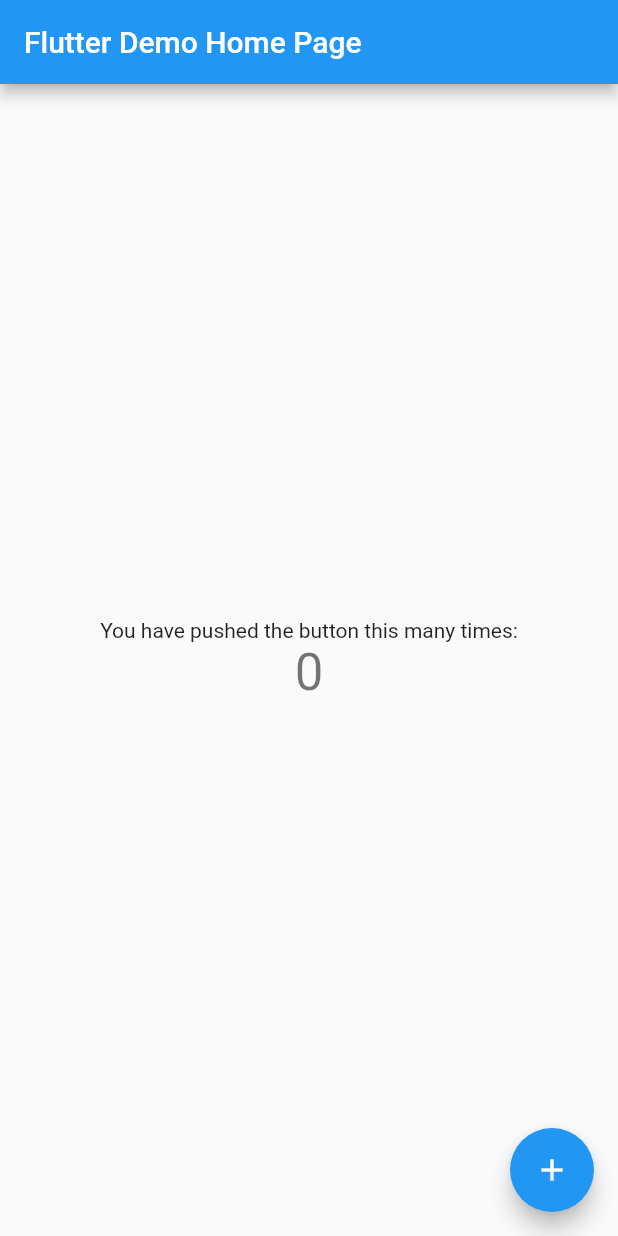
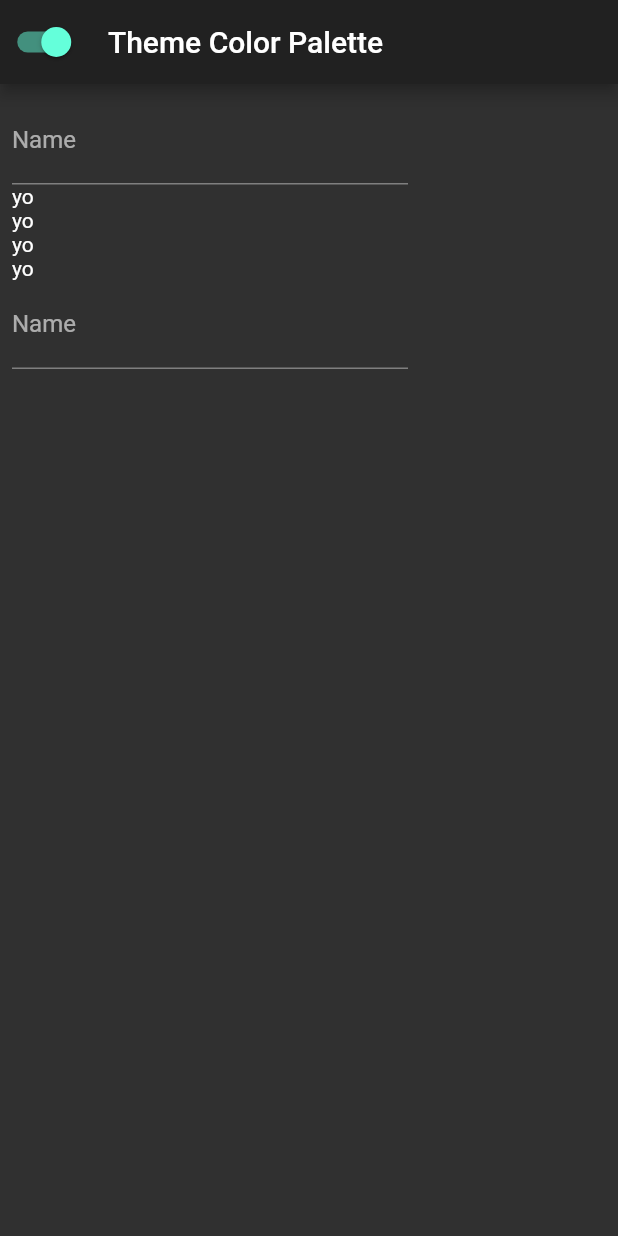
Before and after one commit to ValentinVignal/theme_color_palette_app, a Flutter app: the screen it shows after launch, on a phone screen of 412 x 824 dp. Run offline on Flutter 3.47's test engine with Material 2 defaults, Android fonts, the light colour scheme and no system bars.

```diff
--- a/lib/main.dart
+++ b/lib/main.dart
@@ -1,113 +1,115 @@
 import 'package:flutter/material.dart';
+import 'package:provider/provider.dart';
 
 void main() {
-  runApp(MyApp());
+  runApp(ColorPaletteApp());
 }
 
-class MyApp extends StatelessWidget {
+enum Themes { light, dark }
+
+final lightTheme = ThemeData.light();
+final darkTheme = ThemeData.dark();
+
+extension ThemesExtension on Themes {
+  ThemeData get theme {
+    switch (this) {
+      case Themes.light:
+        return lightTheme;
+      case Themes.dark:
+        return darkTheme;
+    }
+  }
+}
+
+class ThemeNotifier extends ValueNotifier<ThemeMode> {
+  ThemeNotifier() : super(ThemeMode.dark);
+}
+
+class ColorPaletteApp extends StatelessWidget {
   // This widget is the root of your application.
+
   @override
   Widget build(BuildContext context) {
-    return MaterialApp(
-      title: 'Flutter Demo',
-      theme: ThemeData(
-        // This is the theme of your application.
-        //
-        // Try running your application with "flutter run". You'll see the
-        // application has a blue toolbar. Then, without quitting the app, try
-        // changing the primarySwatch below to Colors.green and then invoke
-        // "hot reload" (press "r" in the console where you ran "flutter run",
-        // or simply save your changes to "hot reload" in a Flutter IDE).
-        // Notice that the counter didn't reset back to zero; the application
-        // is not restarted.
-        primarySwatch: Colors.blue,
-      ),
-      home: MyHomePage(title: 'Flutter Demo Home Page'),
+    return ChangeNotifierProvider<ThemeNotifier>(
+      create: (_) => ThemeNotifier(),
+      child: const Home(),
     );
   }
 }
 
-class MyHomePage extends StatefulWidget {
-  MyHomePage({Key? key, required this.title}) : super(key: key);
-
-  // This widget is the home page of your application. It is stateful, meaning
-  // that it has a State object (defined below) that contains fields that affect
-  // how it looks.
-
-  // This class is the configuration for the state. It holds the values (in this
-  // case the title) provided by the parent (in this case the App widget) and
-  // used by the build method of the State. Fields in a Widget subclass are
-  // always marked "final".
-
-  final String title;
-
-  @override
-  _MyHomePageState createState() => _MyHomePageState();
-}
-
-class _MyHomePageState extends State<MyHomePage> {
-  int _counter = 0;
-
-  void _incrementCounter() {
-    setState(() {
-      // This call to setState tells the Flutter framework that something has
-      // changed in this State, which causes it to rerun the build method below
-      // so that the display can reflect the updated values. If we changed
-      // _counter without calling setState(), then the build method would not be
-      // called again, and so nothing would appear to happen.
-      _counter++;
-    });
-  }
+class Home extends StatelessWidget {
+  const Home({Key? key}) : super(key: key);
 
   @override
   Widget build(BuildContext context) {
-    // This method is rerun every time setState is called, for instance as done
-    // by the _incrementCounter method above.
-    //
-    // The Flutter framework has been optimized to make rerunning build methods
-    // fast, so that you can just rebuild anything that needs updating rather
-    // than having to individually change instances of widgets.
-    return Scaffold(
-      appBar: AppBar(
-        // Here we take the value from the MyHomePage object that was created by
-        // the App.build method, and use it to set our appbar title.
-        title: Text(widget.title),
-      ),
-      body: Center(
-        // Center is a layout widget. It takes a single child and positions it
-        // in the middle of the parent.
-        child: Column(
-          // Column is also a layout widget. It takes a list of children and
-          // arranges them vertically. By default, it sizes itself to fit its
-          // children horizontally, and tries to be as tall as its parent.
-          //
-          // Invoke "debug painting" (press "p" in the console, choose the
-          // "Toggle Debug Paint" action from the Flutter Inspector in Android
-          // Studio, or the "Toggle Debug Paint" command in Visual Studio Code)
-          // to see the wireframe for each widget.
-          //
-          // Column has various properties to control how it sizes itself and
-          // how it positions its children. Here we use mainAxisAlignment to
-          // center the children vertically; the main axis here is the vertical
-          // axis because Columns are vertical (the cross axis would be
-          // horizontal).
-          mainAxisAlignment: MainAxisAlignment.center,
-          children: <Widget>[
-            Text(
-              'You have pushed the button this many times:',
-            ),
-            Text(
-              '$_counter',
-              style: Theme.of(context).textTheme.headline4,
-            ),
-          ],
+    final themeNotifier = context.watch<ThemeNotifier>();
+    final themeMode = themeNotifier.value;
+    return MaterialApp(
+      themeMode: themeMode,
+      theme: lightTheme,
+      darkTheme: darkTheme,
+      home: Scaffold(
+        appBar: AppBar(
+          title: const Text('Theme Color Palette'),
+          leading: Switch(
+            value: themeMode == ThemeMode.dark,
+            onChanged: (value) {
+              themeNotifier.value = value ? ThemeMode.dark : ThemeMode.light;
+            },
+          ),
+        ),
+        body: GestureDetector(
+          onTap: () {
+            FocusScope.of(context).requestFocus(FocusNode());
+          },
+          child: Padding(
+            padding: const EdgeInsets.all(8.0),
+            child: const ItemList(),
+          ),
         ),
       ),
-      floatingActionButton: FloatingActionButton(
-        onPressed: _incrementCounter,
-        tooltip: 'Increment',
-        child: Icon(Icons.add),
-      ), // This trailing comma makes auto-formatting nicer for build methods.
     );
   }
 }
+
+class ItemList extends StatelessWidget {
+  const ItemList({Key? key}) : super(key: key);
+
+  @override
+  Widget build(BuildContext context) {
+    return Row(
+      children: [
+        Expanded(
+          flex: 2,
+          child: ListView(
+            children: [
+              Row(
+                children: [
+                  Flexible(
+                    child: TextField(
+                      decoration: InputDecoration(labelText: 'Name'),
+                    ),
+                  ),
+                ],
+              ),
+              Text('yo'),
+              Text('yo'),
+              Text('yo'),
+              Text('yo'),
+              Row(
+                children: [
+                  Flexible(
+                    child: TextField(
+                      decoration: InputDecoration(labelText: 'Name'),
+                    ),
+                  ),
+                ],
+              )
+            ],
+          ),
+        ),
+        Spacer()
+      ],
+    );
+  }
+}
--- a/pubspec.yaml
+++ b/pubspec.yaml
@@ -23,9 +23,10 @@
 dependencies:
   # The following adds the Cupertino Icons font to your application.
   # Use with the CupertinoIcons class for iOS style icons.
-  cupertino_icons: ^1.0.2
+  cupertino_icons: ^1.0.3
   flutter:
     sdk: flutter
+  provider: ^5.0.0
   theme_color_palette:
     path: ../theme_color_palette
 
```
Also changed, not shown: analysis_options.yaml (added, +164 -0 lines), lib/src/example.dart (deleted, +0 -28 lines), pubspec.lock.
